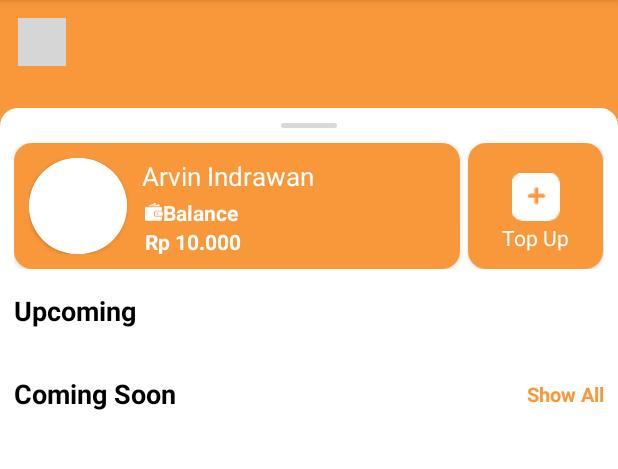
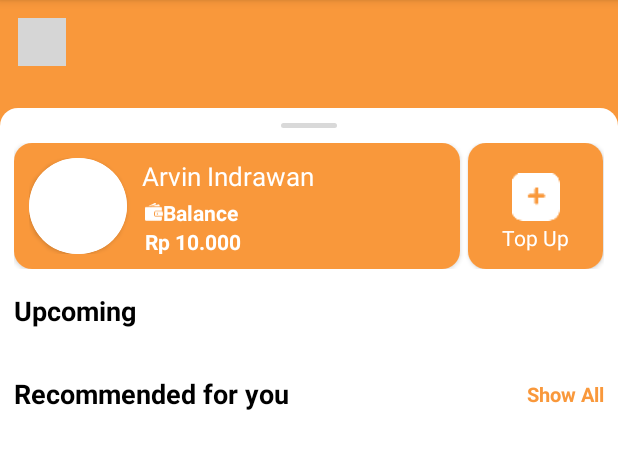
Before and after one commit to christoted/HackathonBNCC3.0, an Android app: the screen it shows after launch (MainActivity), on a phone screen of 412 x 824 dp, the part 84-553 px from its top. Run offline under Robolectric (Android 15) with nearby library versions, the phone set to English and light mode, and no system bars; our stand-ins replace Firebase (no records; nobody signed in at launch, a user with empty details on screens opened directly); libraries missing offline, so code that uses them is left out: com.gauravk.bubblenavigation; plain views replace BubbleNavigationLinearView, BubbleToggleView; 2 statements that could not run were skipped; grey boxes are pictures that could not be loaded.

Commit message:
Add Gradle and Change TextView Name

```diff
--- a/app/build.gradle
+++ b/app/build.gradle
@@ -40,6 +40,5 @@ dependencies {
     implementation "androidx.cardview:cardview:1.0.0"
     implementation 'com.gauravk.bubblenavigation:bubblenavigation:1.0.7'
     implementation 'com.google.firebase:firebase-firestore'
-
     implementation 'com.github.bumptech.glide:glide:4.11.0'
 }
--- a/app/src/main/res/layout/fragment_home.xml
+++ b/app/src/main/res/layout/fragment_home.xml
@@ -216,7 +216,7 @@
                     android:layout_width="wrap_content"
                     android:layout_height="wrap_content"
                     android:layout_marginTop="15dp"
-                    android:text="Coming Soon"
+                    android:text="Recommended for you"
                     android:textColor="@color/black"
                     android:textSize="18sp"
                     android:textStyle="bold"
```
